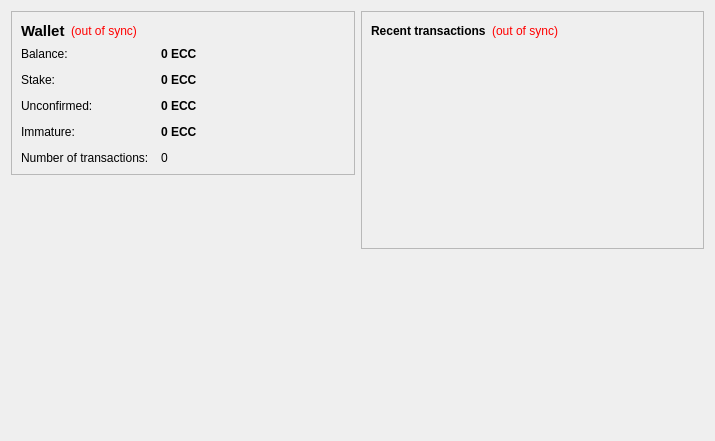
Above: src/qt/forms/overviewpage.ui from project-ecc/eccoin before the change. Below: the same form after it.
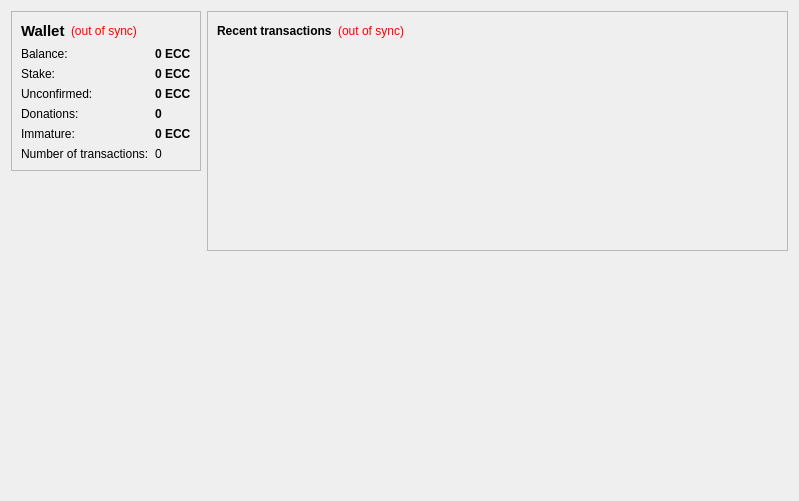
That is the form after the change. Icons and pictures are not drawn.

Commit message: GUI update donations option

```diff
--- a/src/qt/forms/overviewpage.ui
+++ b/src/qt/forms/overviewpage.ui
@@ -6,15 +6,15 @@
    <rect>
     <x>0</x>
     <y>0</y>
-    <width>715</width>
-    <height>441</height>
+    <width>799</width>
+    <height>501</height>
    </rect>
   </property>
   <property name="windowTitle">
    <string>Form</string>
   </property>
-  <layout class="QHBoxLayout" name="horizontalLayout" stretch="1,1">
-   <item>
+  <layout class="QGridLayout" name="gridLayout_2">
+   <item row="0" column="0">
     <layout class="QVBoxLayout" name="verticalLayout_2">
      <item>
       <widget class="QFrame" name="frame">
@@ -24,8 +24,8 @@
        <property name="frameShadow">
         <enum>QFrame::Raised</enum>
        </property>
-       <layout class="QVBoxLayout" name="verticalLayout_4">
-        <item>
+       <layout class="QGridLayout" name="gridLayout">
+        <item row="0" column="0" colspan="2">
          <layout class="QHBoxLayout" name="horizontalLayout_4">
           <item>
            <widget class="QLabel" name="label_5">
@@ -72,25 +72,14 @@
           </item>
          </layout>
         </item>
-        <item>
-         <layout class="QFormLayout" name="formLayout_2">
-          <property name="fieldGrowthPolicy">
-           <enum>QFormLayout::AllNonFixedFieldsGrow</enum>
-          </property>
-          <property name="horizontalSpacing">
-           <number>12</number>
-          </property>
-          <property name="verticalSpacing">
-           <number>12</number>
-          </property>
-          <item row="0" column="0">
+        <item row="1" column="0">
            <widget class="QLabel" name="label">
             <property name="text">
              <string>Balance:</string>
             </property>
            </widget>
           </item>
-          <item row="0" column="1">
+        <item row="1" column="1">
            <widget class="QLabel" name="labelBalance">
             <property name="font">
              <font>
@@ -112,14 +101,14 @@
             </property>
            </widget>
           </item>
-          <item row="1" column="0">
+        <item row="2" column="0">
            <widget class="QLabel" name="label_6A">
             <property name="text">
              <string>Stake:</string>
             </property>
            </widget>
           </item>
-          <item row="1" column="1">
+        <item row="2" column="1">
            <widget class="QLabel" name="labelStake">
             <property name="font">
              <font>
@@ -141,14 +130,14 @@
             </property>
            </widget>
           </item>
-          <item row="2" column="0">
+        <item row="3" column="0">
            <widget class="QLabel" name="label_3">
             <property name="text">
              <string>Unconfirmed:</string>
             </property>
            </widget>
           </item>
-          <item row="2" column="1">
+        <item row="3" column="1">
            <widget class="QLabel" name="labelUnconfirmed">
             <property name="font">
              <font>
@@ -170,14 +159,43 @@
             </property>
            </widget>
           </item>
-          <item row="3" column="0">
+        <item row="4" column="0">
+         <widget class="QLabel" name="labelDonationsText">
+          <property name="text">
+           <string>Donations:</string>
+          </property>
+         </widget>
+        </item>
+        <item row="4" column="1">
+         <widget class="QLabel" name="labelDonations">
+          <property name="font">
+           <font>
+            <weight>75</weight>
+            <bold>true</bold>
+           </font>
+          </property>
+          <property name="cursor">
+           <cursorShape>IBeamCursor</cursorShape>
+          </property>
+          <property name="toolTip">
+           <string>Total donations to the SuperCoin team</string>
+          </property>
+          <property name="text">
+           <string>0</string>
+          </property>
+          <property name="textInteractionFlags">
+           <set>Qt::LinksAccessibleByMouse|Qt::TextSelectableByKeyboard|Qt::TextSelectableByMouse</set>
+          </property>
+         </widget>
+        </item>
+        <item row="5" column="0">
            <widget class="QLabel" name="labelImmatureText">
             <property name="text">
              <string>Immature:</string>
             </property>
            </widget>
           </item>
-          <item row="3" column="1">
+        <item row="5" column="1">
            <widget class="QLabel" name="labelImmature">
             <property name="font">
              <font>
@@ -196,14 +214,14 @@
             </property>
            </widget>
           </item>
-          <item row="4" column="0">
+        <item row="6" column="0">
            <widget class="QLabel" name="label_2">
             <property name="text">
              <string>Number of transactions:</string>
             </property>
            </widget>
           </item>
-          <item row="4" column="1">
+        <item row="6" column="1">
            <widget class="QLabel" name="labelNumTransactions">
             <property name="toolTip">
              <string>Total number of transactions in wallet</string>
@@ -214,8 +232,6 @@
            </widget>
           </item>
          </layout>
-        </item>
-       </layout>
       </widget>
      </item>
      <item>
@@ -252,7 +268,7 @@
      </item>
     </layout>
    </item>
-   <item>
+   <item row="0" column="1">
     <layout class="QVBoxLayout" name="verticalLayout_3">
      <item>
       <widget class="QFrame" name="frame_2">
```
Lines whose indentation alone changed are shown as unchanged. The commit also changes 1 other file.
